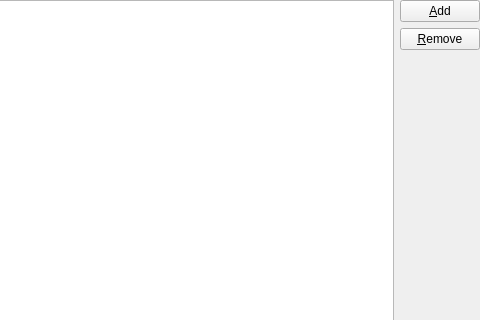
The window that gui/pages/ModFolderPage.ui (MultiMC/Launcher) describes before a commit, drawn with Qt 5; both pictures show x 243 to 723 and y 0 to 320 of the 723 by 532 pixel window.
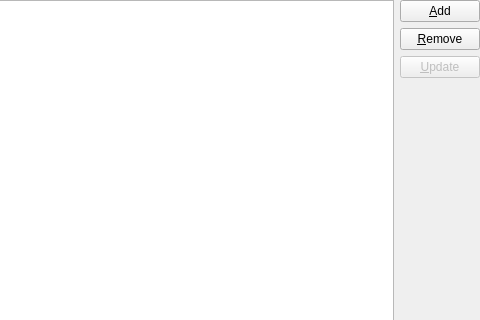
The same window after the commit. Custom widgets are drawn as their Qt base class.

Commit message: Merge LoaderModFolderPage into ModFolderPage

What changed in the file:
```diff
--- a/gui/pages/ModFolderPage.ui
+++ b/gui/pages/ModFolderPage.ui
@@ -64,6 +64,16 @@
          </property>
         </widget>
        </item>
+       <item>
+        <widget class="QPushButton" name="updateModBtn">
+         <property name="enabled">
+          <bool>false</bool>
+         </property>
+         <property name="text">
+          <string>&amp;Update</string>
+         </property>
+        </widget>
+       </item>
        <item>
         <spacer name="verticalSpacer">
          <property name="orientation">
```
The commit also changes 8 other files.
